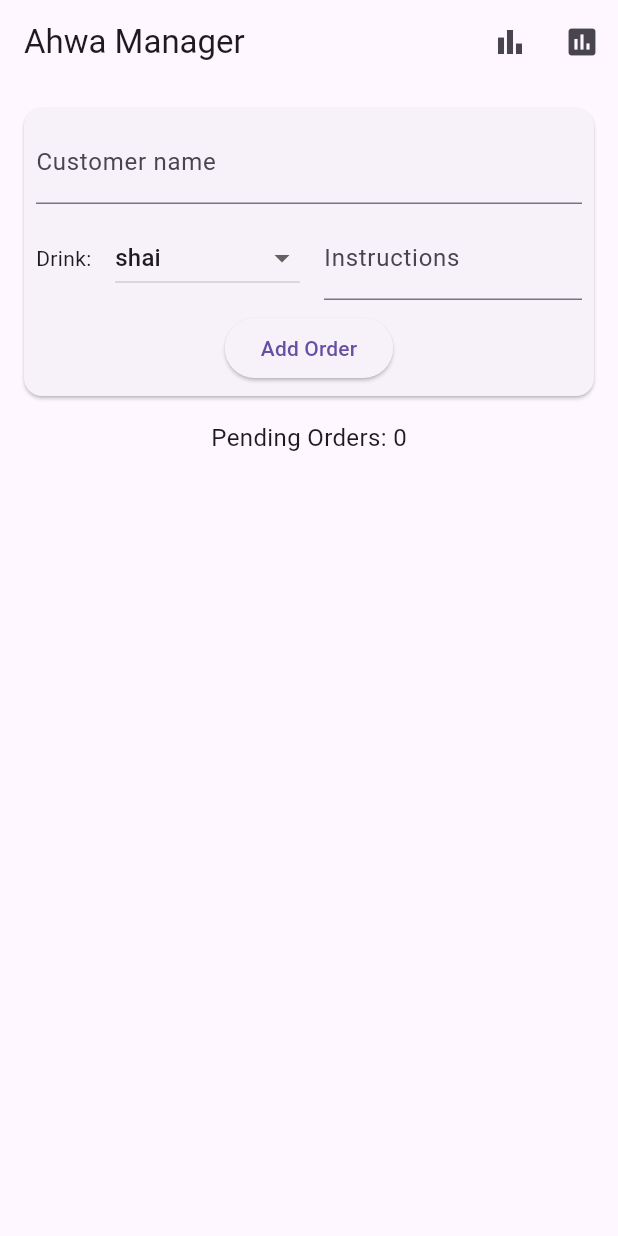
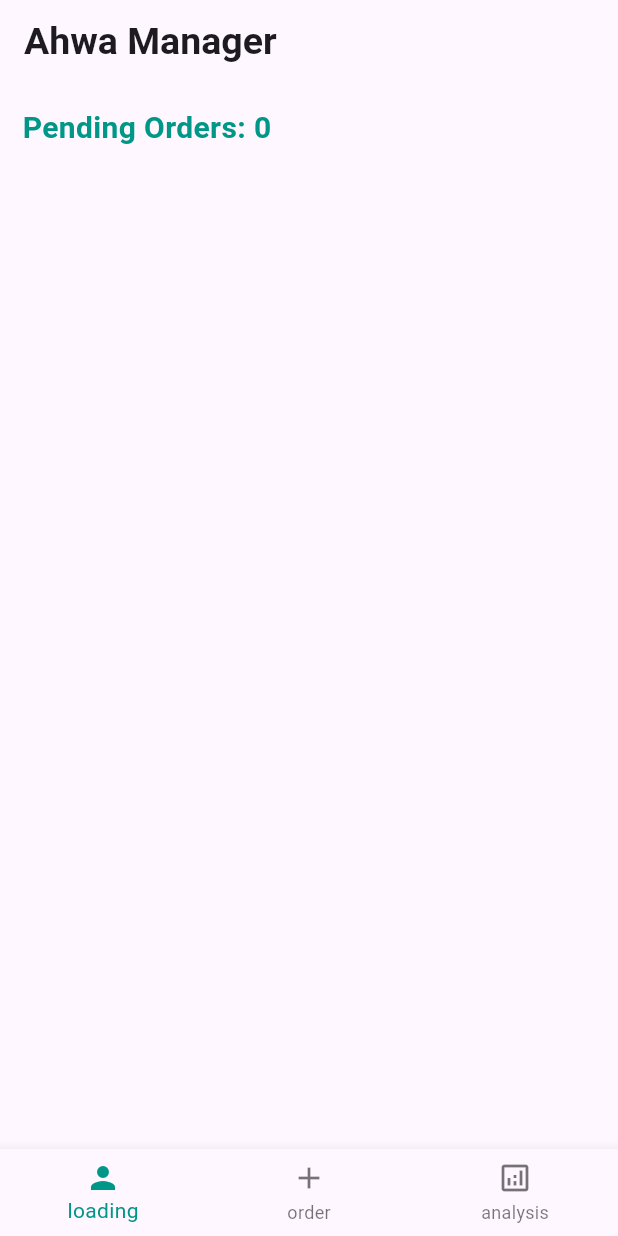
Before and after one commit to habibaamr26/-Smart-Ahwa-Manager-App, a Flutter app: the screen it shows after launch, on a phone screen of 412 x 824 dp. Run offline on Flutter 3.47's test engine with Material 3 defaults, Android fonts, the phone set to English and light mode, and no system bars.

Commit message:
last one

```diff
--- a/lib/core/models/order_model.dart
+++ b/lib/core/models/order_model.dart
@@ -8,6 +8,7 @@ enum Drinks {
   coffee,
   juice,
 }
+
 
 extension DrinksType on Drinks {
   String get label {
@@ -26,12 +27,28 @@ extension DrinksType on Drinks {
           return "water";
     }
   }
+
+  double get price {
+    switch (this) {
+      case Drinks.shai:
+        return 20.0;
+      case Drinks.turkishCoffee:
+        return 60.0;
+      case Drinks.hibiscusTea:
+        return 50.0;
+      case Drinks.coffee:
+        return 40.0;
+      case Drinks.juice:
+        return 70.0;
+    }
+  }
 }
 
 class Order {
   late final int _id;
   late String _customerName;
-  late Drinks _drinkType;
+  late String _drinkType;
+  late double _drinkPrice;
   late String? _instructions; ///
   late bool _isCompleted;
   static  int numberOfOrders=0;
@@ -44,7 +61,8 @@ class Order {
     DateTime? createdAt,
   }) {
     _customerName = customerName;
-    _drinkType = drinkType; // use enum here
+    _drinkType = drinkType.label; // use enum here
+    _drinkPrice=drinkType.price;
     _instructions = instructions;
     _isCompleted = completed;
     _createdAt=createdAt;
@@ -57,7 +75,8 @@ class Order {
   String get customerName => _customerName;
   DateTime? get createdAt => _createdAt;
   String? get instructions => _instructions;
-  String get drinkType => _drinkType.label;
+  String get drinkType => _drinkType;
+  double get drinkPrice => _drinkPrice;
   String? get notes => _instructions;
   bool get isCompleted => _isCompleted;
 
--- a/lib/features/dashboard/widgets/dropdown.dart
+++ b/lib/features/add_order/widgets/dropdown.dart
@@ -18,7 +18,7 @@ class DrinksDropdown extends StatelessWidget {
       items: Drinks.values.map((d) {
         return DropdownMenuItem(
           value: d,
-          child: Text(d.label),
+          child: Text(d.label,style: TextStyle(fontSize: 17,color: Colors.teal,),)
         );
       }).toList(),
       onChanged: onChanged,
--- a/lib/features/dashboard/views/dashboard_view.dart
+++ b/lib/features/dashboard/views/dashboard_view.dart
@@ -1,115 +1,23 @@
-
-
 import 'package:flutter/material.dart';
 import 'package:untitled/core/data/data.dart';
-
-import '../../../core/models/order_model.dart';
-import '../widgets/dropdown.dart';
 import '../widgets/order_list.dart';
 class Dashboard extends StatefulWidget {
+  const Dashboard({super.key});
+
   @override
   State<Dashboard> createState() => _DashboardState();
 }
 class _DashboardState extends State<Dashboard> {
-  Drinks selectedDrink=Drinks.shai;
-  TextEditingController nameController=TextEditingController();
-  TextEditingController instructionController=TextEditingController();
-  GlobalKey<FormState> formKey = GlobalKey<FormState>();
   @override
   Widget build(BuildContext context) {
-    return Form(
-      key: formKey,
-      child: Scaffold(
-      appBar: AppBar(
-        title: Text('Ahwa Manager'),
-        actions: [
-          IconButton(
-            icon: Icon(Icons.bar_chart),
-            onPressed: () {
-
-            },
-            tooltip: 'Top selling',
-          ),
-          IconButton(
-            icon: Icon(Icons.insert_chart),
-            onPressed: () {},
-            tooltip: 'Summary',
-          ),
-        ],
-      ),
+    return Scaffold(
     body: Padding(
-        padding: EdgeInsets.all(12),
+      padding: EdgeInsets.all(15),
       child: Column(
+        crossAxisAlignment: CrossAxisAlignment.start,
         children: [
-            Card(
-              child: Padding(
-                padding: EdgeInsets.all(8),
-                child: Column(
-                  children: [
-                    TextFormField(
-                      controller: nameController,
-                      decoration: InputDecoration(labelText: 'Customer name'),
-                      validator: (String? value)
-                      {
-                        if(value!.isEmpty)
-                          return "enter Customer name";
-                        return null;
-                      },
-                    ),
-                    SizedBox(height: 8),
-                    Row(
-                      children: [
-                        Text('Drink: '),
-                        SizedBox(width: 12),
-                        DrinksDropdown(
-                          selectedDrink: selectedDrink,
-                          onChanged: (v) {
-                            if (v != null) {
-                              setState(() {
-                                selectedDrink = v;
-                              });
-                            }
-                          },
-                        ),
-                        SizedBox(width: 16),
-                        Expanded(
-                          child: TextField(
-                            controller:instructionController ,
-                            decoration: InputDecoration(labelText: 'Instructions'),
-                          ),
-                        ),
-                      ],
-                    ),
-                    SizedBox(height: 8),
-                    ElevatedButton(
-                      onPressed: () {
-                        if(formKey.currentState!.validate())
-                          {
-                            setState(() {
-                              DataStore().addOrder(
-                                order: Order(
-                                  customerName: nameController.text,
-                                  instructions: instructionController.text,
-                                  createdAt: DateTime.now(),
-                                  drinkType: selectedDrink,
-                                ),
-                              );
-                              nameController.clear();
-                              selectedDrink=Drinks.shai;
-                              instructionController.clear();
-                            });
-                          }
-                      },
-                      child: Text('Add Order'),
-                    ),
-                  ],
-                ),
-              ),
-            ),
-            SizedBox(height: 12),
-            // Pending orders dashboard (UI بس)
           Text('Pending Orders: ${DataStore().orders.length}',
-                style: TextStyle(fontSize: 16)),
+              style: TextStyle(fontSize: 20,color: Colors.teal,fontWeight: FontWeight.bold)),
           OrdersList(
             orders: DataStore().orders,
             onComplete: (orderId) {
@@ -121,6 +29,6 @@ class _DashboardState extends State<Dashboard> {
         ],
       ),
     ),
-    ),);
+        );
   }
 }
--- a/lib/features/dashboard/widgets/order_list.dart
+++ b/lib/features/dashboard/widgets/order_list.dart
@@ -18,7 +18,7 @@ class OrdersList extends StatelessWidget {
         itemBuilder: (_, index) {
           final order = orders[index];
           return ListTile(
-            title: Text('${order.customerName} — ${order.drinkType}'),
+            title: Text('${order.customerName} — ${order.drinkType}',style: TextStyle(fontWeight: FontWeight.bold,fontSize: 17),),
             subtitle: Text(
               (order.instructions)!.isEmpty
                   ? 'No instructions'
@@ -27,7 +27,7 @@ class OrdersList extends StatelessWidget {
             trailing: IconButton(
               icon: Icon(
                 Icons.check_circle ,
-                color:Colors.grey,
+                color:Colors.teal,
               ),
               onPressed: () => onComplete(order.id), // <-- هنا نمرر الـ id
             ),
--- /dev/null
+++ b/lib/features/main_screen/view/main_screen.dart
@@ -0,0 +1,45 @@
+
+
+
+import 'package:flutter/cupertino.dart';
+import 'package:flutter/material.dart';
+
+import '../../add_order/view/add_order.dart';
+import '../../analysis/view/analysis_view.dart';
+import '../../dashboard/views/dashboard_view.dart';
+
+class MainScreen extends StatefulWidget {
+  const MainScreen({super.key});
+
+  @override
+  State<MainScreen> createState() => _MainScreenState();
+}
+
+class _MainScreenState extends State<MainScreen> {
+
+  final List Screens=[Dashboard(),AddOrder(),AnalysisView()];
+  late int currentScreen=0;
+  @override
+  Widget build(BuildContext context) {
+    return Scaffold(
+      backgroundColor: const Color(0xFFF8F9FA),
+      appBar: AppBar(
+        title: Text('Ahwa Manager',style: TextStyle(fontWeight: FontWeight.bold,fontSize: 25),),
+      ),
+      body:Screens[currentScreen] ,
+     bottomNavigationBar: BottomNavigationBar(
+       currentIndex: currentScreen,
+         selectedItemColor: Colors.teal,
+         onTap: (int index){
+         setState(() {
+           currentScreen=index;
+         });
+         },
+         items: [
+       BottomNavigationBarItem(icon:Icon( Icons.person),label: "loading"),
+       BottomNavigationBarItem(icon:Icon( Icons.add),label: "order"),
+       BottomNavigationBarItem(icon:Icon( Icons.analytics_outlined),label: "analysis"),
+     ]),
+    );
+  }
+}
--- a/lib/main.dart
+++ b/lib/main.dart
@@ -2,6 +2,7 @@
 import 'package:flutter/material.dart';
 
 import 'features/dashboard/views/dashboard_view.dart';
+import 'features/main_screen/view/main_screen.dart';
 
 void main() {
   runApp( MyApp());
@@ -25,7 +26,7 @@ class MyApp extends StatelessWidget {
   Widget build(BuildContext context) {
     return MaterialApp(
       debugShowCheckedModeBanner: false,
-      home: Dashboard(),
+      home: MainScreen(),
     );
   }
 }
```
Also changed, not shown: lib/core/data/data.dart (+24 -0 lines), lib/features/add_order/view/add_order.dart (added, +104 -0 lines), lib/features/analysis/view/analysis_view.dart (added, +38 -0 lines), lib/features/analysis/widgets/state_card.dart (added, +74 -0 lines), lib/features/analysis/widgets/track_items.dart (added, +106 -0 lines), lib/features/dashboard/views/gg.dart (deleted). Lines whose indentation alone changed are shown as unchanged.
